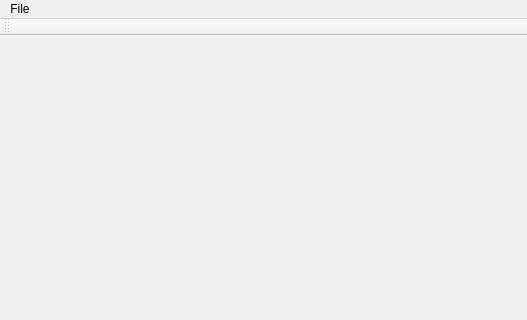
The window that paintwindow.ui (Valdem4re/SimplePaint) describes before a commit, drawn with Qt 5; both pictures show x 0 to 527 and y 0 to 320 of the 527 by 479 pixel window.
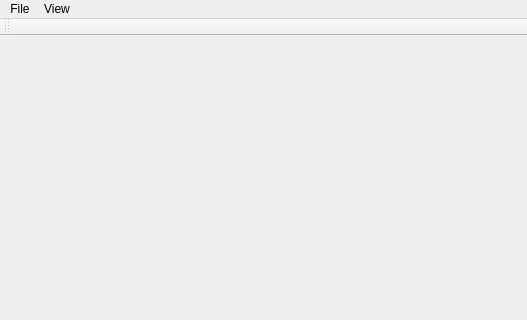
The same window after the commit.

```diff
--- a/paintwindow.ui
+++ b/paintwindow.ui
@@ -29,7 +29,14 @@
     </property>
     <addaction name="actionSave"/>
    </widget>
+   <widget class="QMenu" name="menuView">
+    <property name="title">
+     <string>View</string>
+    </property>
+    <addaction name="actionColor_Settings"/>
+   </widget>
    <addaction name="menuFile"/>
+   <addaction name="menuView"/>
   </widget>
   <widget class="QToolBar" name="mainToolBar">
    <attribute name="toolBarArea">
```
Left out of the diff: 23 changed lines with no effect on the pictures.
